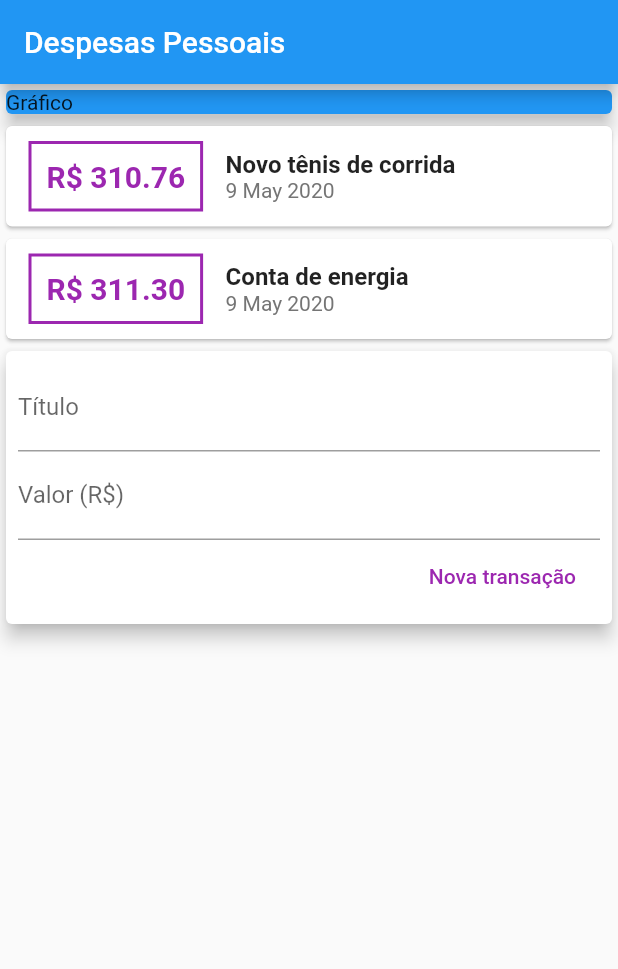
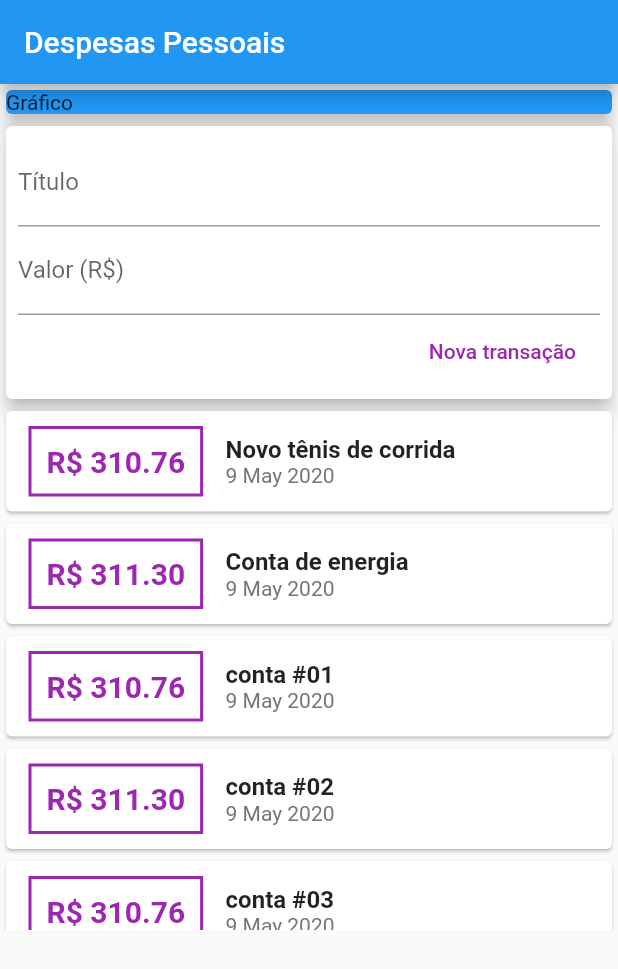
Before and after one commit to lmbaldi/expenses, a Flutter app: the screen it shows after launch, after a tap on "Nova transação", on a phone screen of 412 x 824 dp. Shown: the top 969 px of the screen. Run offline on Flutter 3.47's test engine with Material 2 defaults, Android fonts, the phone set to English and light mode, and no system bars.

Commit message:
10/05/2020 - formulario e lista na mesma tela

```diff
--- a/lib/components/transaction_form.dart
+++ b/lib/components/transaction_form.dart
@@ -4,6 +4,10 @@ class TransactionForm extends StatelessWidget {
 
   final titleController = TextEditingController();
   final valueController = TextEditingController();
+
+  final void Function(String, double) onSubmit;
+
+  TransactionForm(this.onSubmit);
 
   @override
   Widget build(BuildContext context) {
@@ -14,14 +18,12 @@ class TransactionForm extends StatelessWidget {
         child: Column(
           children: <Widget>[
             TextField(
-//                        onChanged: (newValue) => title = newValue,
               controller: titleController,
               decoration: InputDecoration(
                 labelText: 'Título',
               ),
             ),
             TextField(
-//                        onChanged: (newValue) => value = newValue,
               controller: valueController,
               decoration: InputDecoration(
                 labelText: 'Valor (R\$)',
@@ -34,8 +36,9 @@ class TransactionForm extends StatelessWidget {
                   child: Text('Nova transação'),
                   textColor: Colors.purple,
                   onPressed: (){
-                    print(titleController.text);
-                    print(valueController.text);
+                    final title = titleController.text;
+                    final value = double.tryParse(valueController.text) ?? 0.0;
+                    onSubmit(title, value);
                   },
                 ),
               ],
--- a/lib/components/transaction_list.dart
+++ b/lib/components/transaction_list.dart
@@ -3,16 +3,18 @@ import 'package:flutter/material.dart';
 import 'package:intl/intl.dart';
 
 class TransactionList extends StatelessWidget {
-
   List<Transaction> transactions;
 
   TransactionList(this.transactions);
 
   @override
   Widget build(BuildContext context) {
-    return Column(
-      children: <Widget>[
-        ...transactions.map((tr) {
+    return Container(
+      height: 350,
+      child: ListView.builder(
+        itemCount: transactions.length,
+        itemBuilder: (context, index) {
+          final tr = transactions[index];
           return Card(
             child: Row(
               children: <Widget>[
@@ -22,10 +24,11 @@ class TransactionList extends StatelessWidget {
                     vertical: 10,
                   ),
                   decoration: BoxDecoration(
-                      border: Border.all(
-                        color: Colors.purple,
-                        width: 2,
-                      )),
+                    border: Border.all(
+                      color: Colors.purple,
+                      width: 2,
+                    ),
+                  ),
                   padding: EdgeInsets.all(10),
                   child: Text(
                     'R\$ ${tr.value.toStringAsFixed(2)}',
@@ -48,7 +51,6 @@ class TransactionList extends StatelessWidget {
                     ),
                     Text(
                       DateFormat('d MMM y').format(tr.date),
-
                       style: TextStyle(
                         color: Colors.grey[600],
                       ),
@@ -58,8 +60,8 @@ class TransactionList extends StatelessWidget {
               ],
             ),
           );
-        }).toList(),
-      ],
+        },
+      ),
     );
   }
 }
--- a/lib/components/transaction_user.dart
+++ b/lib/components/transaction_user.dart
@@ -1,3 +1,5 @@
+import 'dart:math';
+
 import 'package:flutter/material.dart';
 import 'transaction_list.dart';
 import 'transaction_form.dart';
@@ -23,14 +25,50 @@ class _TransactionUserState extends State<TransactionUser> {
       value: 311.30,
       date: DateTime.now(),
     ),
+     Transaction(
+      id: 't3',
+      title: 'conta #01',
+      value: 310.76,
+      date: DateTime.now(),
+    ),
+    Transaction(
+      id: 't4',
+      title: 'conta #02',
+      value: 311.30,
+      date: DateTime.now(),
+    ),
+     Transaction(
+      id: 't5',
+      title: 'conta #03',
+      value: 310.76,
+      date: DateTime.now(),
+    ),
+    Transaction(
+      id: 't6',
+      title: 'conta #04',
+      value: 311.30,
+      date: DateTime.now(),
+    ),
   ];
 
+  _addTransaction(String title, double value){
+    final newTransaction = Transaction(
+      id: Random().nextDouble().toString(),
+      title: title,
+      value: value,
+      date: DateTime.now(),
+    );
+    setState(() {
+      _transactions.add(newTransaction);
+    });
+  }
   @override
   Widget build(BuildContext context) {
     return Column(
       children: <Widget>[
+        TransactionForm(_addTransaction),
         TransactionList(_transactions),
-        TransactionForm(),
+
       ],
     );
   }
--- a/lib/main.dart
+++ b/lib/main.dart
@@ -1,6 +1,5 @@
 import 'package:expenses/components/transaction_user.dart';
 import 'package:flutter/material.dart';
-
 
 void main() => runApp(ExpensesApp());
 
@@ -15,7 +14,6 @@ class ExpensesApp extends StatelessWidget {
 }
 
 class MyHomePage extends StatelessWidget {
-
   @override
   Widget build(BuildContext context) {
     // TODO: implement build
@@ -23,7 +21,8 @@ class MyHomePage extends StatelessWidget {
       appBar: AppBar(
         title: Text("Despesas Pessoais"),
       ),
-      body: Column(
+      body: SingleChildScrollView(
+        child: Column(
           crossAxisAlignment: CrossAxisAlignment.stretch,
           children: <Widget>[
             Container(
@@ -34,8 +33,8 @@ class MyHomePage extends StatelessWidget {
               ),
             ),
             TransactionUser(),
-
           ],
+        ),
       ),
     );
   }
```
Also changed, not shown: pubspec.lock. Lines whose indentation alone changed are shown as unchanged.
